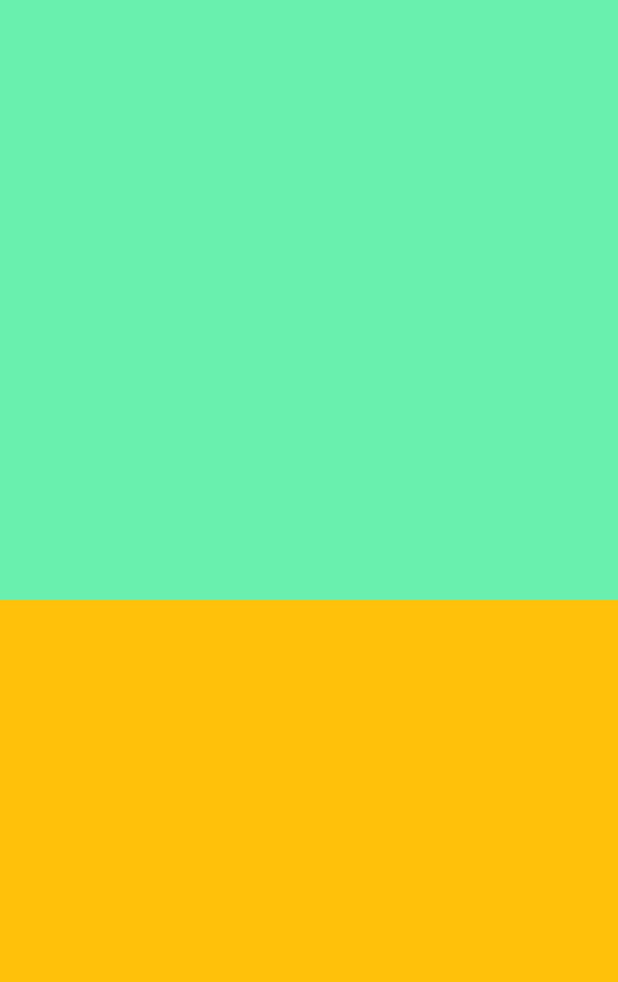
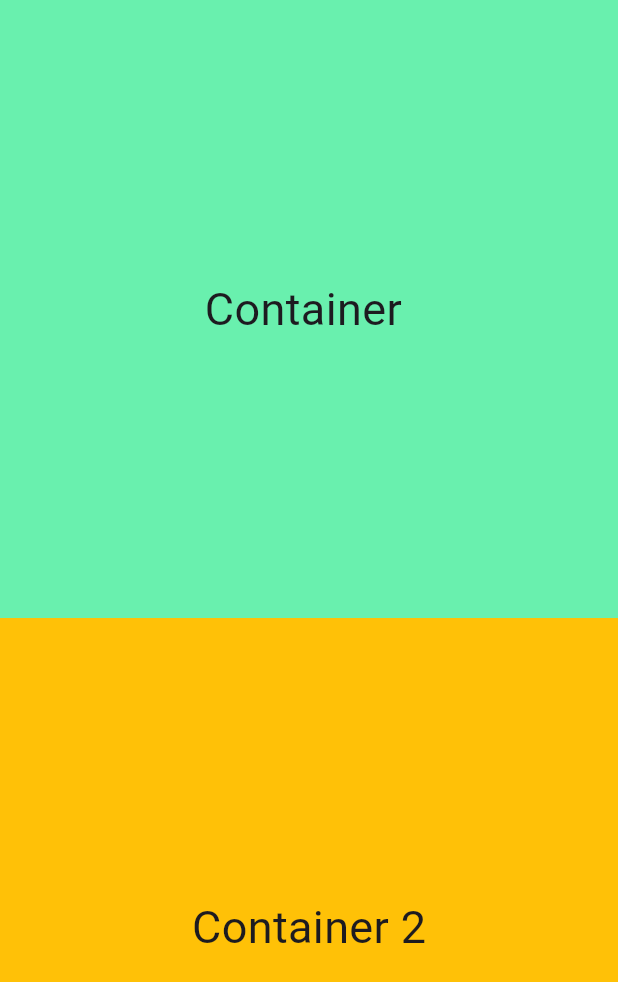
Before and after one commit to Shinigami1593/Flutter_sem_5_classes, a Flutter app: the FlexibleExpandedView screen opened by its route, on a phone screen of 412 x 824 dp. Shown: the top 982 px of the screen. Run offline on Flutter 3.47's test engine with Material 3 defaults, Android fonts, the light colour scheme and no system bars; our stand-ins replace dartz.

Commit message:
flex and GestreDetector

```diff
--- a/Flutter/flutter_project_class/lib/view/flexible_expanded_view.dart
+++ b/Flutter/flutter_project_class/lib/view/flexible_expanded_view.dart
@@ -8,16 +8,30 @@ class FlexibleExpandedView extends StatelessWidget {
     return Scaffold(
       body: Column(
         children: [
-          Container(
-            height: 400,
-            width: double.infinity,
-            color: Colors.greenAccent,
+          Expanded(
+            child: GestureDetector(
+              // ignore: avoid_print
+              onTap: () => print('container 1 pressed'),
+              child: Container(
+                // height: 400,
+                alignment: Alignment.center,
+                width: double.infinity,
+                color: Colors.greenAccent,
+                child: Text('Container ', style: TextStyle(fontSize: 30),),
+              ),
+            ),
           ),
           Expanded( // flex.loose + flex.tight ko byproduct
-            child: Container(
-              height: 300,
-              width: double.infinity,
-              color: Colors.amber,
+            child: GestureDetector(
+              // ignore: avoid_print
+              onDoubleTap: () => print('container 2 tapped'),
+              child: Container(
+                // height: 300,
+                alignment: Alignment.center,
+                width: double.infinity,
+                color: Colors.amber,
+                child: Text('Container 2', style: TextStyle(fontSize: 30),),
+              ),
             ),
           ),
         ],
```
